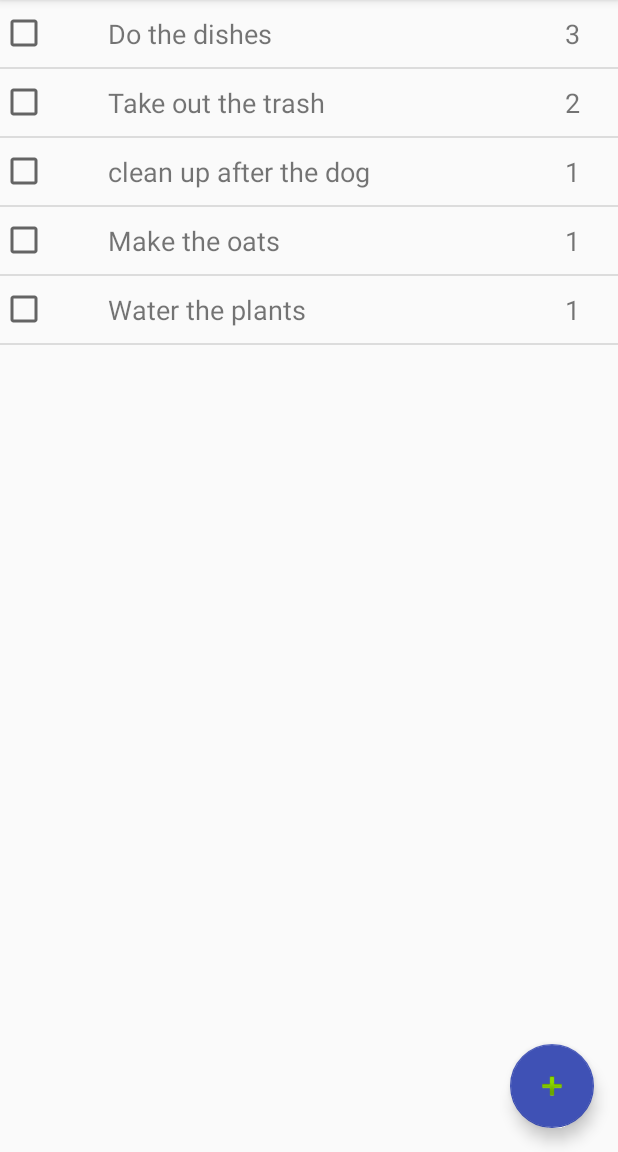
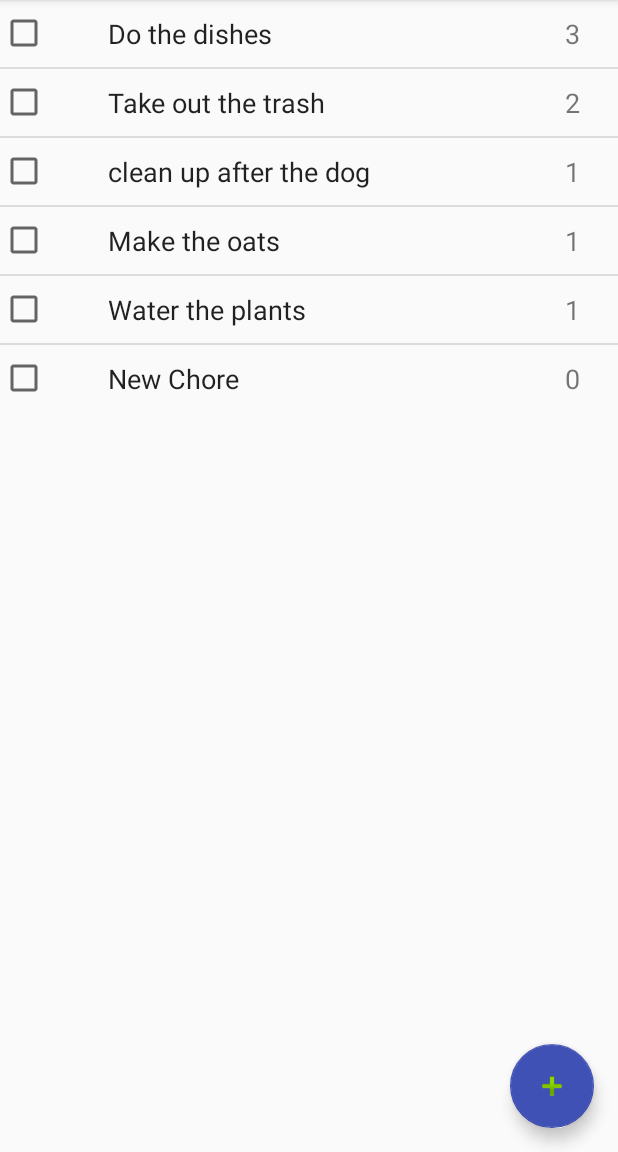
Before and after one commit to DannyMardini/ChoreGame, an Android app: the screen it shows after launch (MainActivity), in the options menu, after a tap on "Settings", on a phone screen of 412 x 824 dp, the part 84-1236 px from its top. Run offline under Robolectric (Android 15) with nearby library versions, the phone set to English and light mode, and no system bars.

Commit message:
Simplifying our code a little to eliminate weird bugs.

```diff
--- /dev/null
+++ b/app/src/main/java/com/mardinistudios/choregame/ChoreListAdapter.java
@@ -0,0 +1,90 @@
+package com.mardinistudios.choregame;
+
+import android.content.Context;
+import android.util.Log;
+import android.view.KeyEvent;
+import android.view.LayoutInflater;
+import android.view.View;
+import android.view.ViewGroup;
+import android.view.inputmethod.EditorInfo;
+import android.widget.BaseAdapter;
+import android.widget.EditText;
+import android.widget.ListAdapter;
+import android.widget.TextView;
+
+import com.mardinistudios.choregame.data.Chore;
+
+import java.util.List;
+
+public class ChoreListAdapter extends BaseAdapter implements ListAdapter {
+    private final static String TAG = "ChoreListAdapter";
+
+    private final Context context;
+
+    private final List<Chore> data;
+
+    private final int resource;
+
+    /**
+     * Constructor
+     * @param context The context.
+     * @param data The data that this adapter contains.
+     * @param resource Resource identifier of a view layout that defines the views for this list
+     *                 item. The layout file should include at least those named views defined in "to"
+     * @param from A list of column names that will be added to the Map associated with each item.
+     * @param to The views that should display column in the "from" parameter. These should all be
+     *           TextViews. The first N views in this list are given the values of the first N
+     *           columns in the from parameter.
+     */
+    public ChoreListAdapter(final Context context, final List<Chore> data,
+                            final int resource) {
+        this.context = context;
+        this.data = data;
+        this.resource = resource;
+    }
+
+    @Override
+    public int getCount() {
+        return data.size();
+    }
+
+    @Override
+    public Object getItem(int position) {
+        return data.get(position);
+    }
+
+    @Override
+    public long getItemId(int position) {
+        return position;
+    }
+
+    @Override
+    public View getView(int position, View convertView, ViewGroup parent) {
+        if (position >= getCount()) {
+            return null;
+        }
+
+        Chore chore = data.get(position);
+        LayoutInflater inflater = (LayoutInflater) context.getSystemService(Context.LAYOUT_INFLATER_SERVICE);
+
+        View rowView = inflater.inflate(resource, parent, false);
+        EditText choreName = (EditText) rowView.findViewById(R.id.choreName);
+        choreName.setText(chore.getName());
+
+        choreName.setOnEditorActionListener(new TextView.OnEditorActionListener() {
+            @Override
+            public boolean onEditorAction(TextView v, int actionId, KeyEvent event) {
+                if (actionId == EditorInfo.IME_ACTION_DONE) {
+                    Log.i(TAG, "DONE editing, text is: " + v.getText());
+                    return true;
+                }
+                return false;
+            }
+        });
+
+        TextView points = (TextView) rowView.findViewById(R.id.chorePoints);
+        points.setText(String.valueOf(chore.getPointValue()));
+
+        return rowView;
+    }
+}
--- a/app/src/main/java/com/mardinistudios/choregame/ChoreListFragment.java
+++ b/app/src/main/java/com/mardinistudios/choregame/ChoreListFragment.java
@@ -1,11 +1,13 @@
 package com.mardinistudios.choregame;
 
-import android.app.ListFragment;
+import android.app.Fragment;
 import android.os.Bundle;
-import android.util.Log;
+import android.view.LayoutInflater;
 import android.view.View;
+import android.view.ViewGroup;
 import android.widget.ListView;
-import android.widget.SimpleAdapter;
+
+import com.mardinistudios.choregame.data.Chore;
 
 import java.util.ArrayList;
 import java.util.HashMap;
@@ -14,16 +16,16 @@ import java.util.List;
 /**
  * Created by mardinid on 3/27/16.
  */
-public class ChoreListFragment extends ListFragment {
+public class ChoreListFragment extends Fragment {
     private static final String TAG = "ChoreListFragment";
-    private List<HashMap<String, String>> data;
-    private SimpleAdapter adapter;
+    private List<Chore> data;
+    private ChoreListAdapter adapter;
 
     @Override
     public void onCreate(Bundle savedInstanceState) {
         super.onCreate(savedInstanceState);
 
-        data = new ArrayList<HashMap<String, String>>();
+        data = new ArrayList<Chore>();
 
         String[] chores = new String[] {
                 "Do the dishes",
@@ -42,31 +44,33 @@ public class ChoreListFragment extends ListFragment {
         };
 
         for (int i = 0; i < chores.length; i++) {
-            String chore = chores[i];
+            String name = chores[i];
             int point = points[i];
-            HashMap<String, String> row = new HashMap<String, String>();
-            row.put("title", chore);
-            row.put("points", Integer.toString(point));
-            data.add(row);
+            Chore chore = new Chore(name, point);
+            data.add(chore);
         }
-
-        String[] from = new String[] { "checkbox", "title", "points" };
-        int[] to = new int[] { R.id.choreCheckbox, R.id.choreName, R.id.chorePoints };
-
-        this.adapter = new SimpleAdapter(getActivity(), data, R.layout.chore_list, from, to);
-        setListAdapter(adapter);
     }
 
     @Override
-    public void onListItemClick(ListView l, View v, int position, long id) {
-        Log.d(TAG, "listItemClicked");
+    public void onActivityCreated (Bundle savedInstanceState) {
+        super.onActivityCreated(savedInstanceState);
+
+        ListView list = (ListView) getActivity().findViewById(R.id.list);
+        this.adapter = new ChoreListAdapter(getActivity(), data, R.layout.chore_list);
+        list.setAdapter(adapter);
+    }
+
+    @Override
+    public View onCreateView(LayoutInflater inflater, ViewGroup container,
+                             Bundle savedInstanceState) {
+        // Inflate the layout for this fragment
+        return inflater.inflate(R.layout.chore_list_fragment, container, false);
     }
 
     public void addNewChore() {
         HashMap<String, String> newRow = new HashMap<String, String>();
-        newRow.put("title", "New Chore");
-        newRow.put("points", "0");
-        data.add(newRow);
+        Chore chore = new Chore();
+        data.add(chore);
         adapter.notifyDataSetChanged();
     }
 }
--- /dev/null
+++ b/app/src/main/java/com/mardinistudios/choregame/data/Chore.java
@@ -0,0 +1,38 @@
+package com.mardinistudios.choregame.data;
+
+/**
+ * Created by mardinid on 4/16/16.
+ */
+public class Chore {
+    public final String DEFAULT_CHORE_NAME = "New Chore";
+    private String name;
+    private int pointValue;
+
+    public Chore() {
+        this.name = DEFAULT_CHORE_NAME;
+        this.pointValue = 0;
+    }
+
+    public Chore(String name, int pointValue) {
+        this.name = name != null ? name : DEFAULT_CHORE_NAME;
+        this.pointValue = pointValue;
+    }
+
+    public int getPointValue() {
+        return pointValue;
+    }
+
+    public void setPointValue(int pointValue) {
+        this.pointValue = pointValue;
+    }
+
+    public String getName() {
+        return name;
+    }
+
+    public void setName(String name) {
+        if (name != null) {
+            this.name = name;
+        }
+    }
+}
--- a/app/src/main/res/layout/chore_list.xml
+++ b/app/src/main/res/layout/chore_list.xml
@@ -3,22 +3,23 @@
               xmlns:app="http://schemas.android.com/apk/res-auto"
               android:orientation="horizontal"
               android:layout_width="fill_parent"
-              android:layout_height="wrap_content"
-              app:layout_behavior="@string/appbar_scrolling_view_behavior">
+              android:layout_height="wrap_content">
     <CheckBox
         android:id="@+id/choreCheckbox"
         android:layout_width="wrap_content"
         android:layout_height="wrap_content"
         android:layout_gravity="center_vertical"
         android:focusable="false"/>
-    <TextView
+    <EditText
         android:id="@+id/choreName"
         android:layout_width="wrap_content"
         android:layout_height="wrap_content"
         android:paddingTop="@dimen/chore_list_padding"
         android:paddingBottom="@dimen/chore_list_padding"
         android:paddingLeft="@dimen/chore_list_padding_left"
-        android:textSize="@dimen/chore_list_text_size" />
+        android:textSize="@dimen/chore_list_text_size"
+        android:editable="true"
+        android:background="@android:color/transparent"/>
     <TextView
         android:id="@+id/chorePoints"
         android:layout_width="fill_parent"
--- /dev/null
+++ b/app/src/main/res/layout/chore_list_fragment.xml
@@ -0,0 +1,11 @@
+<?xml version="1.0" encoding="utf-8"?>
+<LinearLayout xmlns:android="http://schemas.android.com/apk/res/android"
+              android:orientation="vertical"
+              android:layout_width="match_parent"
+              android:layout_height="match_parent">
+    <ListView
+        android:id="@+id/list"
+        android:layout_width="match_parent"
+        android:layout_height="wrap_content">
+    </ListView>
+</LinearLayout>
```
